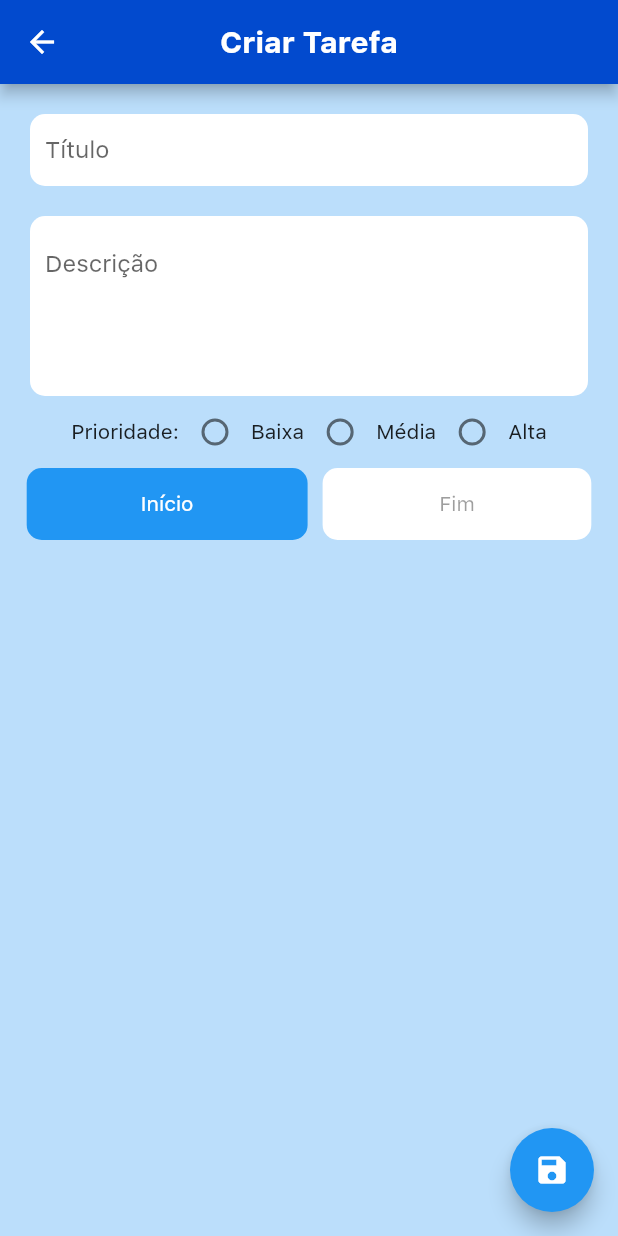
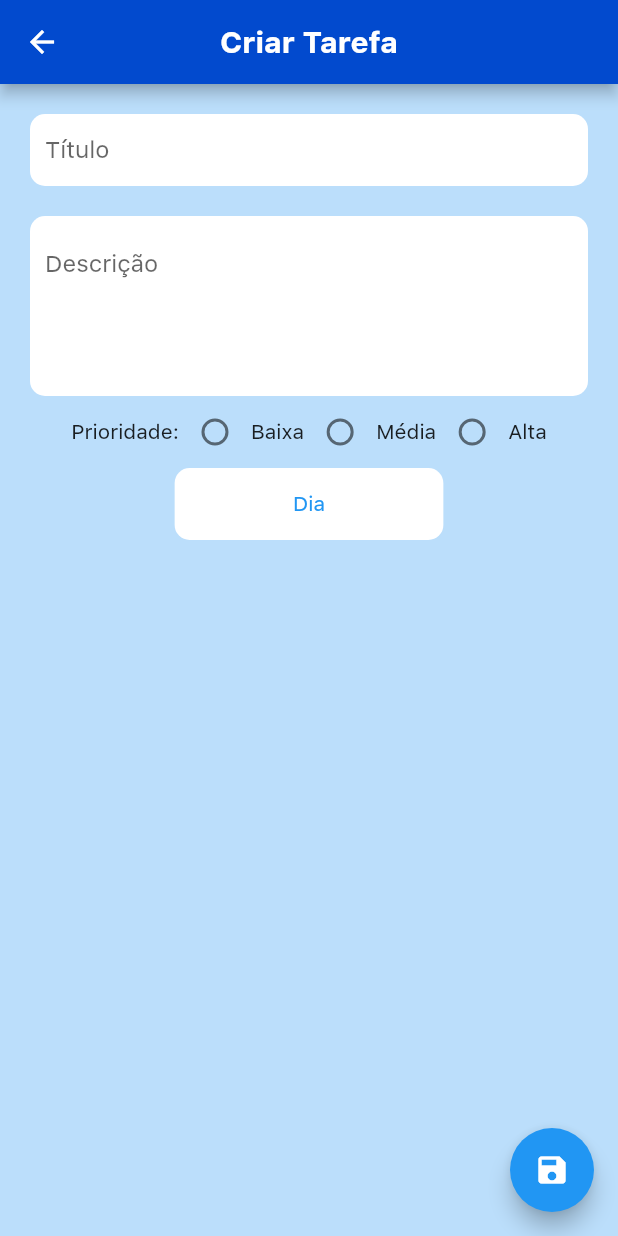
Before and after one commit to Rafarache/TaskManagerApp, a Flutter app: the TaskPage screen opened directly, on a phone screen of 412 x 824 dp. Run offline on Flutter 3.47's test engine with Material 2 defaults, Android fonts, the phone set to English and light mode, and no system bars; our stand-ins replace community_material_icon, get, shared_preferences, sqflite, table_calendar; missing offline and left inert: icofont_flutter; accounts and stored records are empty.

Commit message:
Remove dateStart

```diff
--- a/lib/View/AddTask/TaskPage.dart
+++ b/lib/View/AddTask/TaskPage.dart
@@ -171,27 +171,6 @@ class _TaskPageState extends State<TaskPage> {
                 children: [
                   Flexible(
                     child: Container(
-                      width: MediaQuery.of(context).size.width / 2.2,
-                      decoration: BoxDecoration(
-                        color: Colors.blue,
-                        borderRadius: BorderRadius.circular(10),
-                      ),
-                      child: TextButton(
-                        child: Text(
-                          _editedTask.dateStart == null
-                              ? "Início"
-                              : "Início: ${DateFormat('d MM y').format(_editedTask.dateStart)}",
-                          style: TextStyle(color: Colors.white),
-                        ),
-                        onPressed: datePickerStart,
-                      ),
-                    ),
-                  ),
-                  SizedBox(
-                    width: 10,
-                  ),
-                  Flexible(
-                    child: Container(
                       width: MediaQuery.of(context).size.width / 2.3,
                       decoration: BoxDecoration(
                         color: Theme.of(context).cardColor,
@@ -199,11 +178,9 @@ class _TaskPageState extends State<TaskPage> {
                       ),
                       child: TextButton(
                         child: Text(_editedTask.dateDue == null
-                            ? "Fim"
-                            : "Fim: ${DateFormat('d MM y', 'pt').format(_editedTask.dateDue)}"),
-                        onPressed: _editedTask.dateStart == null
-                            ? null
-                            : datePickerDue,
+                            ? "Dia"
+                            : "Dia: ${DateFormat('d MM y', 'pt').format(_editedTask.dateDue)}"),
+                        onPressed: datePickerDue,
                       ),
                     ),
                   ),
@@ -239,34 +216,14 @@ class _TaskPageState extends State<TaskPage> {
     );
   }
 
-  void datePickerStart() {
-    showDatePicker(
-      helpText: DateFormat('d MMM y', 'pt_Br').format(DateTime.now()),
-      currentDate: DateTime.now(),
-      context: context,
-      initialDate: DateTime.now(),
-      firstDate: DateTime.now(),
-      lastDate: DateTime(DateTime.now().year + 2),
-    ).then(
-      (date) {
-        setState(
-          () {
-            _editedTask.dateStart = date;
-            _editedTask.start = DateFormat('d m y').format(date);
-          },
-        );
-      },
-    );
-  }
-
   void datePickerDue() {
     showDatePicker(
       helpText: DateFormat('d MMM y').format(DateTime.now()),
-      currentDate: _editedTask.dateStart,
+      currentDate: DateTime.now(),
       context: context,
-      //initialDate: widget.task != null ? _editedTask.dateDue : null,
-      initialDate: _editedTask.dateStart,
-      firstDate: _editedTask.dateStart,
+      initialDate: widget.task != null ? _editedTask.dateDue : DateTime.now(),
+      //initialDate: _editedTask.dateStart,
+      firstDate: DateTime.now(),
       lastDate: DateTime(DateTime.now().year + 2),
     ).then(
       (date) {
```
